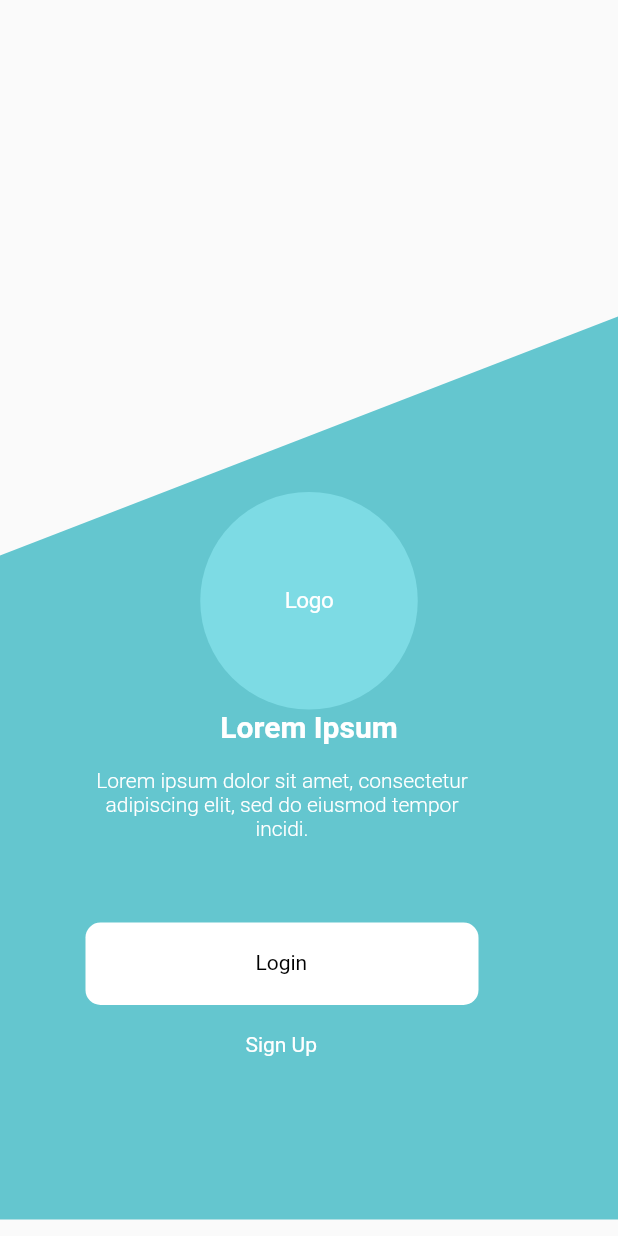
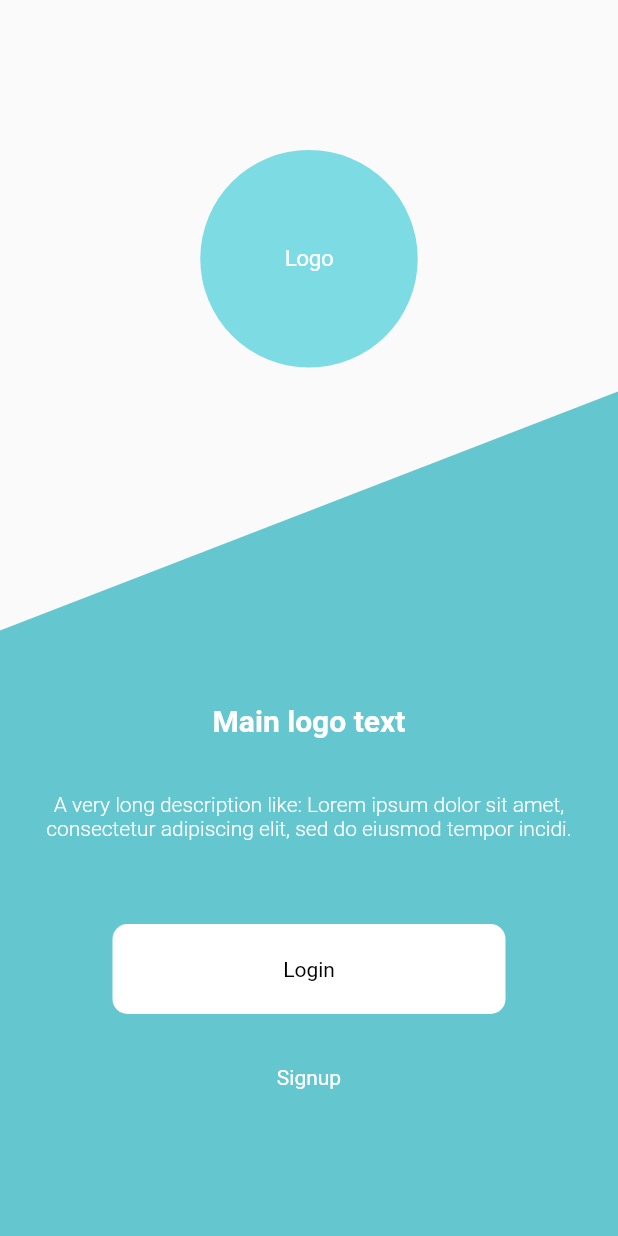
Before and after one commit to MysteriousAcadia/serve_it_app, a Flutter app: the screen it shows after launch, on a phone screen of 412 x 824 dp. Run offline on Flutter 3.47's test engine with Material 2 defaults, Android fonts, the phone set to English and light mode, and no system bars; our stand-ins replace firebase_auth, flutter_svg, get_it, google_sign_in, shared_preferences; accounts and stored records are empty; Roboto replaces fonts that are missing (Montserrat); statements that could not run were skipped.

Commit message:
Finish Intro Page  Changes to be committed: 	new file:   lib/components/button.dart 	new file:   lib/constants.dart

```diff
--- /dev/null
+++ b/lib/components/button.dart
@@ -0,0 +1,42 @@
+import 'package:flutter/cupertino.dart';
+import 'package:flutter/material.dart';
+import 'package:serveit/constants.dart';
+
+class Button extends StatelessWidget {
+  String text;
+  Color buttonColor, textColor;
+  Function onPressButton;
+  void onPress()
+  {
+    onPressButton();
+  }
+
+  Button(this.text, this.buttonColor, this.textColor, this.onPressButton);
+
+  @override
+  Widget build(BuildContext context) {
+    return InkWell(
+      splashColor: Constants.primaryColor,
+        onTap: onPress,
+        child: Container(
+          margin: EdgeInsets.all(6.0),
+          width: 262.0,
+          height: 60.0,
+        padding: EdgeInsets.symmetric(vertical:20.0,horizontal:40.0),
+          decoration: BoxDecoration(
+            borderRadius: Constants.buttonBorderRadius,
+            color: buttonColor,
+          ),
+          child: Center(child:Text(
+            text,
+            textAlign: TextAlign.center,
+            style: TextStyle(
+              fontFamily: 'Montserrat',
+              fontSize: 14,
+              color: textColor,
+//              fontWeight: FontWeight.w300,
+            )),
+          ),
+        ));
+  }
+}
--- /dev/null
+++ b/lib/constants.dart
@@ -0,0 +1,22 @@
+import 'package:flutter/painting.dart';
+class Constants{
+  //DEFINE COLORS
+  static Color primaryColor=const Color(0xff7ddbe4);
+  static Color accentColor = const Color(0xff7ddbe4);
+  static Color white = const Color(0xffffffff);
+  static Color primaryText = const Color(0xff000000);
+  static Color accentText = const Color(0xffffffff);
+  static Color transparent = const Color(0x00000000);
+
+  //DEFINE DIMENSIONS
+static BorderRadius buttonBorderRadius =  BorderRadius.circular(10.0);
+
+// DEFINE TEXTSTYLE
+static TextStyle buttonTextStyle = TextStyle(
+  fontFamily: 'Montserrat',
+  fontSize: 14,
+  color: const Color(0xffffffff),
+//  fontWeight: FontWeight.w300,
+);
+
+}
--- a/lib/main.dart
+++ b/lib/main.dart
@@ -1,5 +1,5 @@
 import 'package:flutter/material.dart';
-import 'package:serveit/pages/XDLoginSignUp.dart';
+import 'package:serveit/pages/intro_page.dart';
 import 'service_locator.dart';
 
 import 'login_page.dart';
--- a/lib/pages/XDLoginSignUp.dart
+++ /dev/null
@@ -1,188 +0,0 @@
-import 'package:flutter/material.dart';
-import 'package:flutter_svg/flutter_svg.dart';
-import './XDBarsAppleiOSUIBarsStatusBariPhoneXSOnLight.dart';
-
-class XDLoginSignUp extends StatelessWidget {
-  XDLoginSignUp({
-    Key key,
-  }) : super(key: key);
-
-  @override
-  Widget build(BuildContext context) {
-    return Scaffold(
-      body: Stack(
-        children: <Widget>[
-          SizedBox.expand(
-              child: Transform.translate(
-            offset: Offset(0, 100),
-            child: SvgPicture.string(_svg_8isoop,
-                allowDrawingOutsideViewBox: true),
-          )),
-          Container(
-            child: Center(
-              child: Column(
-                mainAxisSize: MainAxisSize.max,
-                mainAxisAlignment: MainAxisAlignment.center,
-                children: <Widget>[
-                  Container(
-                    width: 145.0,
-                    height: 145.0,
-                    decoration: BoxDecoration(
-                      borderRadius:
-                          BorderRadius.all(Radius.elliptical(72.5, 72.5)),
-                      color: const Color(0xff7ddbe4),
-                    ),
-                    child: Center(
-                      child: Text(
-                        'Logo',
-                        style: TextStyle(
-                          fontFamily: 'Montserrat',
-                          fontSize: 15,
-                          color: const Color(0xffffffff),
-                          letterSpacing: -0.3,
-                        ),
-                        textAlign: TextAlign.center,
-                      ),
-                    ),
-                  ),
-                  SizedBox(
-                    width: 164.0,
-                    child: Text(
-                      'Lorem Ipsum',
-                      style: TextStyle(
-                        fontFamily: 'Montserrat',
-                        fontSize: 20,
-                        color: const Color(0xffffffff),
-                        fontWeight: FontWeight.w600,
-                      ),
-                      textAlign: TextAlign.center,
-                    ),
-                  ),
-                ],
-              ),
-            ),
-          ),
-          Transform.translate(
-            offset: Offset(53.0, 470.5),
-            child:
-                // Adobe XD layer: 'Titles' (group)
-                Stack(
-              children: <Widget>[
-                Transform.translate(
-                  offset: Offset(53.0, 0.0),
-                ),
-                Transform.translate(
-                  offset: Offset(0.0, 42.0),
-                  child:
-                      // Adobe XD layer: 'Lorem ipsum dolor si' (text)
-                      SizedBox(
-                    width: 270.0,
-                    height: 54.0,
-                    child: Text(
-                      'Lorem ipsum dolor sit amet, consectetur adipiscing elit, sed do eiusmod tempor incidi.',
-                      style: TextStyle(
-                        fontFamily: 'Montserrat',
-                        fontSize: 14,
-                        color: const Color(0xffffffff),
-                        fontWeight: FontWeight.w300,
-                      ),
-                      textAlign: TextAlign.center,
-                    ),
-                  ),
-                ),
-              ],
-            ),
-          ),
-          Transform.translate(
-            offset: Offset(115.0, 95.0),
-          ),
-          Transform.translate(
-            offset: Offset(167.0, 158.0),
-            child: SizedBox(
-              width: 42.0,
-            ),
-          ),
-          Transform.translate(
-            offset: Offset(57.0, 615.0),
-            child: Container(
-              width: 262.0,
-              height: 55.0,
-              decoration: BoxDecoration(
-                borderRadius: BorderRadius.circular(10.0),
-                color: const Color(0xffffffff),
-              ),
-            ),
-          ),
-          Transform.translate(
-            offset: Offset(154.5, 688.5),
-            child:
-                // Adobe XD layer: 'SKIP' (text)
-                SizedBox(
-              width: 66.0,
-              child: Text(
-                'Sign Up',
-                style: TextStyle(
-                  fontFamily: 'Montserrat',
-                  fontSize: 14,
-                  color: const Color(0xffffffff),
-                ),
-                textAlign: TextAlign.center,
-              ),
-            ),
-          ),
-          Transform.translate(
-            offset: Offset(163.5, 633.5),
-            child:
-                // Adobe XD layer: 'SKIP' (text)
-                SizedBox(
-              width: 48.0,
-              child: Text(
-                'Login',
-                style: TextStyle(
-                  fontFamily: 'Montserrat',
-                  fontSize: 14,
-                  color: const Color(0xff000000),
-                ),
-                textAlign: TextAlign.center,
-              ),
-            ),
-          ),
-        ],
-      ),
-    );
-  }
-}
-
-Widget _signInButton() {
-  return OutlineButton(
-    splashColor: Colors.grey,
-    shape: RoundedRectangleBorder(borderRadius: BorderRadius.circular(40)),
-    highlightElevation: 0,
-    borderSide: BorderSide(color: Colors.grey),
-    child: Padding(
-      padding: const EdgeInsets.fromLTRB(0, 10, 0, 10),
-      child: Row(
-        mainAxisSize: MainAxisSize.min,
-        mainAxisAlignment: MainAxisAlignment.center,
-        children: <Widget>[
-          Image(image: AssetImage("assets/google_logo.jpg"), height: 35.0),
-          Padding(
-            padding: const EdgeInsets.only(left: 10),
-            child: Text(
-              'Sign in with Google',
-              style: TextStyle(
-                fontSize: 20,
-                color: Colors.grey,
-              ),
-            ),
-          )
-        ],
-      ),
-    ),
-  );
-}
-
-const String _svg_8isoop =
-    '<svg viewBox="0.0 269.0 375.0 548.0" ><path transform="translate(0.0, 161.0)" d="M 0 253.0003662109375 L 375 108.0400390625 L 375 656 L 0 656 L 0 253.0003662109375 Z" fill="#64c6cf" stroke="none" stroke-width="1" stroke-miterlimit="4" stroke-linecap="butt" /></svg>';
-const String _svg_1i58gx =
-    '<svg viewBox="184.8 767.3 7.2 13.2" ><path transform="translate(184.8, 767.31)" d="M 7.165123462677002 13.1683349609375 L 0 6.58416748046875 L 7.165123462677002 0 L 7.165123462677002 0" fill="none" stroke="#ffffff" stroke-width="3" stroke-linecap="round" stroke-linejoin="round" /></svg>';
--- /dev/null
+++ b/lib/pages/intro_page.dart
@@ -0,0 +1,148 @@
+import 'package:flutter/material.dart';
+import 'package:flutter_svg/flutter_svg.dart';
+import 'package:serveit/components/button.dart';
+import 'package:serveit/constants.dart';
+import 'package:serveit/pages/XDLoginSelected.dart';
+import './XDBarsAppleiOSUIBarsStatusBariPhoneXSOnLight.dart';
+
+class XDLoginSignUp extends StatelessWidget {
+  XDLoginSignUp({
+    Key key,
+  }) : super(key: key);
+
+  void goToLogin(context) {
+    Navigator.push(context, MaterialPageRoute(builder: (context)=>XDLoginSelected()));
+  }
+
+  @override
+  Widget build(BuildContext context) {
+    return Scaffold(
+      //Main Stack
+      body: Stack(
+        children: <Widget>[
+          SizedBox.expand(
+              //Background
+              child: Transform.translate(
+            offset: Offset(0, 150),
+            child: SvgPicture.string(_svg_8isoop,
+                allowDrawingOutsideViewBox: true),
+          )),
+          //Logo at top
+          Transform.translate(
+              offset: Offset(0, 100),
+              child: Row(
+                  mainAxisSize: MainAxisSize.max,
+                  mainAxisAlignment: MainAxisAlignment.center,
+                  children: <Widget>[
+                    Container(
+                      width: 145.0,
+                      height: 145.0,
+                      decoration: BoxDecoration(
+                        borderRadius:
+                            BorderRadius.all(Radius.elliptical(72.5, 72.5)),
+                        color: const Color(0xff7ddbe4),
+                      ),
+                      child: Center(
+                        child: Text(
+                          'Logo',
+                          style: TextStyle(
+                            fontFamily: 'Montserrat',
+                            fontSize: 15,
+                            color: const Color(0xffffffff),
+                            letterSpacing: -0.3,
+                          ),
+                          textAlign: TextAlign.center,
+                        ),
+                      ),
+                    )
+                  ])),
+          //MAIN TITLE, SUMMARY, LOGIN SIGNUP
+          Container(
+            child: Align(
+                alignment: Alignment.bottomCenter,
+                child: Transform.translate(
+                    offset: Offset(0, -70),
+                    child: Column(
+                      mainAxisSize: MainAxisSize.max,
+                      mainAxisAlignment: MainAxisAlignment.end,
+                      crossAxisAlignment: CrossAxisAlignment.center,
+                      children: <Widget>[
+                        Container(
+                          margin: EdgeInsets.symmetric(horizontal:2.0,vertical:30.0),
+                          width: 164.0,
+                          child: Text(
+                            'Main logo text',
+                            style: TextStyle(
+                              fontFamily: 'Montserrat',
+                              fontSize: 20,
+                              color: const Color(0xffffffff),
+                              fontWeight: FontWeight.w600,
+                            ),
+                            textAlign: TextAlign.center,
+                          ),
+                        ),
+                        Container(
+                          margin: EdgeInsets.fromLTRB(10,6.0,10,50),
+                          child:
+                        Text(
+                          'A very long description like: Lorem ipsum dolor sit amet, consectetur adipiscing elit, sed do eiusmod tempor incidi.',
+                          style: TextStyle(
+                            fontFamily: 'Montserrat',
+                            fontSize: 14,
+                            color: const Color(0xffffffff),
+                            fontWeight: FontWeight.w300,
+                          ),
+                          textAlign: TextAlign.center,
+                        )),
+
+                          Button("Login", Constants.white,
+                              Constants.primaryText, ()=> {
+                            goToLogin(context)
+                          })
+                        ,
+                        Button("Signup", Constants.transparent, Constants.white,
+                            goToLogin),
+                      ],
+                    ))),
+
+          ),
+
+        ],
+      ),
+    );
+  }
+}
+
+Widget _signInButton() {
+  return OutlineButton(
+    splashColor: Colors.grey,
+    shape: RoundedRectangleBorder(borderRadius: BorderRadius.circular(40)),
+    highlightElevation: 0,
+    borderSide: BorderSide(color: Colors.grey),
+    child: Padding(
+      padding: const EdgeInsets.fromLTRB(0, 10, 0, 10),
+      child: Row(
+        mainAxisSize: MainAxisSize.min,
+        mainAxisAlignment: MainAxisAlignment.center,
+        children: <Widget>[
+          Image(image: AssetImage("assets/google_logo.jpg"), height: 35.0),
+          Padding(
+            padding: const EdgeInsets.only(left: 10),
+            child: Text(
+              'Sign in with Google',
+              style: TextStyle(
+                fontSize: 20,
+                color: Colors.grey,
+              ),
+            ),
+          )
+        ],
+      ),
+    ),
+  );
+}
+
+const String _svg_8isoop =
+    '<svg viewBox="0.0 269.0 375.0 548.0" ><path transform="translate(0.0, 161.0)" d="M 0 253.0003662109375 L 375 108.0400390625 L 375 656 L 0 656 L 0 253.0003662109375 Z" fill="#64c6cf" stroke="none" stroke-width="1" stroke-miterlimit="4" stroke-linecap="butt" /></svg>';
+const String _svg_1i58gx =
+    '<svg viewBox="184.8 767.3 7.2 13.2" ><path transform="translate(184.8, 767.31)" d="M 7.165123462677002 13.1683349609375 L 0 6.58416748046875 L 7.165123462677002 0 L 7.165123462677002 0" fill="none" stroke="#ffffff" stroke-width="3" stroke-linecap="round" stroke-linejoin="round" /></svg>';
```
Also changed, not shown: lib/pages/onboarding.dart (added).
